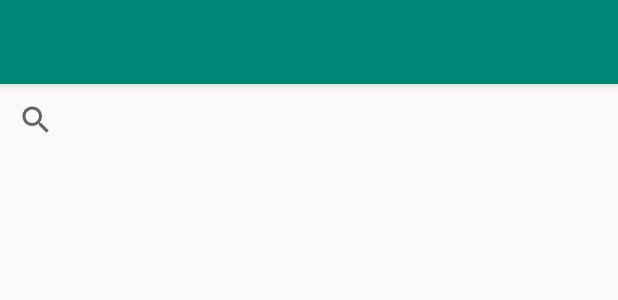
After one commit to shadtorrie/FamilyMap, an Android app: the layout activity_search.xml on its own in the app's theme, with its tools: preview values and no code run, on a phone screen of 412 x 824 dp. The commit adds this screen. Shown: the top 300 px of the screen. Run offline under Robolectric (Android 15) with nearby library versions, the light colour scheme and no system bars.

Commit message:
begining searchActivity

```diff
--- a/androidClient/app/build.gradle
+++ b/androidClient/app/build.gradle
@@ -31,4 +31,5 @@ dependencies {
     androidTestImplementation 'com.android.support.test:runner:1.0.2'
     androidTestImplementation 'com.android.support.test.espresso:espresso-core:3.0.2'
     implementation 'com.google.code.gson:gson:2.8.6'
+    implementation 'com.android.support:recyclerview-v7:28.0.0'
 }
--- a/androidClient/app/src/main/java/com/shad/familymap/MapsFragment.java
+++ b/androidClient/app/src/main/java/com/shad/familymap/MapsFragment.java
@@ -115,7 +115,8 @@ public class MapsFragment extends Fragment implements OnMapReadyCallback, Google
                 return true;
 
             case R.id.search:
-
+                Intent intentSearch = new Intent((AppCompatActivity)listener, Search.class);
+                startActivity(intentSearch);
                 return true;
 
             default:
--- /dev/null
+++ b/androidClient/app/src/main/res/layout/activity_search.xml
@@ -0,0 +1,32 @@
+<?xml version="1.0" encoding="utf-8"?>
+<LinearLayout xmlns:android="http://schemas.android.com/apk/res/android"
+    xmlns:tools="http://schemas.android.com/tools"
+    android:layout_width="match_parent"
+    android:layout_height="match_parent"
+    xmlns:app="http://schemas.android.com/apk/res-auto"
+    tools:context=".Login"
+    android:orientation="vertical"
+    android:layout_gravity="center">
+    <com.google.android.material.appbar.AppBarLayout
+        android:layout_width="match_parent"
+        android:id="@+id/apptoolbar"
+        android:layout_height="wrap_content"
+        android:theme="@style/AppTheme.AppBarOverlay">
+        <androidx.appcompat.widget.Toolbar
+            android:id="@+id/toolbar"
+            android:layout_width="match_parent"
+            android:layout_height="?attr/actionBarSize"
+            android:background="?attr/colorPrimary"
+            app:popupTheme="@style/AppTheme.PopupOverlay" />
+    </com.google.android.material.appbar.AppBarLayout>
+    <androidx.appcompat.widget.SearchView
+        android:layout_width="match_parent"
+        android:layout_height="wrap_content"
+        android:id="@+id/search">
+    </androidx.appcompat.widget.SearchView>
+    <android.support.v7.widget.RecyclerView
+        android:id="@+id/search_recycler_view"
+        android:scrollbars="vertical"
+        android:layout_width="match_parent"
+        android:layout_height="match_parent"/>
+</LinearLayout>
--- a/androidClient/build.gradle
+++ b/androidClient/build.gradle
@@ -8,7 +8,6 @@ buildscript {
     }
     dependencies {
         classpath 'com.android.tools.build:gradle:3.4.1'
-
         // NOTE: Do not place your application dependencies here; they belong
         // in the individual module build.gradle files
     }
```
Also changed, not shown: androidClient/app/src/main/AndroidManifest.xml (+11 -3 lines), androidClient/app/src/main/java/com/shad/familymap/Search.java (added, +40 -0 lines), androidClient/app/src/main/java/com/shad/familymap/SearchAdapter.java (added, +47 -0 lines), 1 other file.
